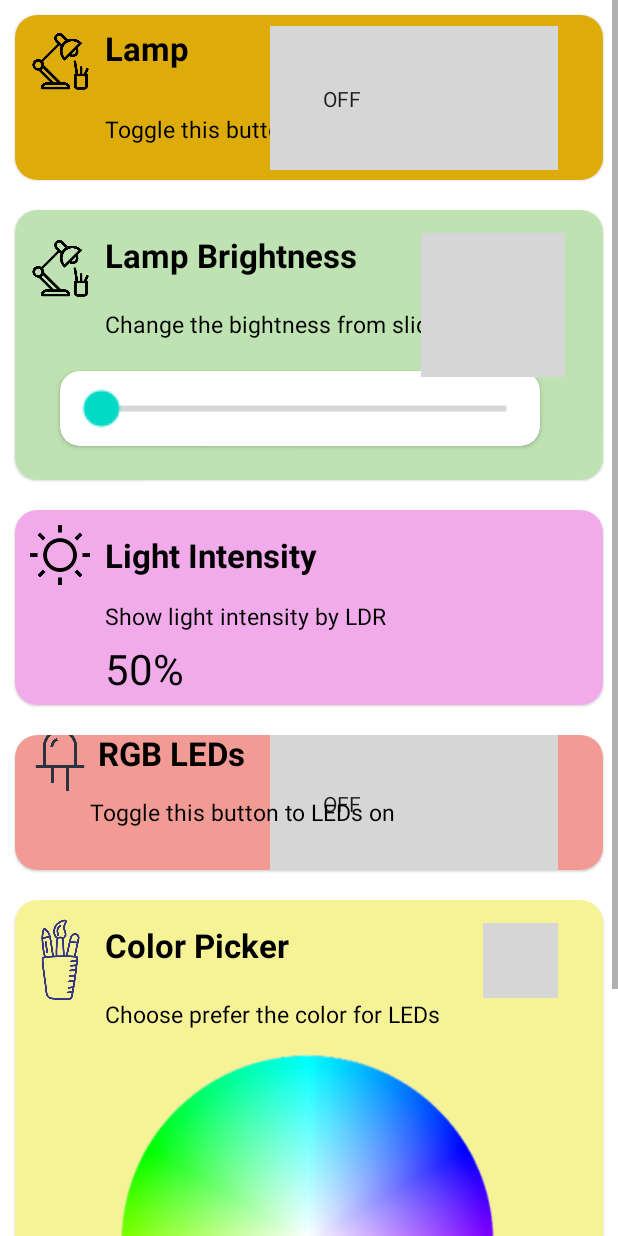
After one commit to Eshan9715/IOT-Study, an Android app: the layout fragment_lamp.xml on its own in the app's theme, with its tools: preview values and no code run, on a phone screen of 412 x 824 dp. The commit adds this screen. Run offline under Robolectric (Android 15) with nearby library versions, the phone set to English and light mode, and no system bars; grey boxes are pictures that could not be loaded.

Commit message:
Adding fragment lamp

```diff
--- a/app/src/main/java/com/example/iotstudy/FragmentAdapter.java
+++ b/app/src/main/java/com/example/iotstudy/FragmentAdapter.java
@@ -1,4 +1,4 @@
-package com.example.SmartStudy;
+package com.example.iotstudy;
 
 import androidx.annotation.NonNull;
 import androidx.fragment.app.Fragment;
--- a/app/src/main/java/com/example/iotstudy/MainActivity.java
+++ b/app/src/main/java/com/example/iotstudy/MainActivity.java
@@ -1,4 +1,4 @@
-package com.example.SmartStudy;
+package com.example.iotstudy;
 
 import android.content.Intent;
 import android.os.Bundle;
--- a/app/src/main/java/com/example/iotstudy/fan.java
+++ b/app/src/main/java/com/example/iotstudy/fan.java
@@ -1,4 +1,4 @@
-package com.example.SmartStudy;
+package com.example.iotstudy;
 
 import static android.content.ContentValues.TAG;
 
@@ -22,12 +22,11 @@ import org.eclipse.paho.client.mqttv3.MqttMessage;
 
 import java.io.UnsupportedEncodingException;
 
-import hiennguyen.me.circleseekbar.CircleSeekBar;
 
 
 public class fan extends Fragment {
 
-    CircleSeekBar circleSeekBar;
+    //CircleSeekBar circleSeekBar;
     View v;
     int r, g, b, pixel;
     SeekBar speedBar;
--- a/app/src/main/java/com/example/iotstudy/home.java
+++ b/app/src/main/java/com/example/iotstudy/home.java
@@ -1,4 +1,4 @@
-package com.example.SmartStudy;
+package com.example.iotstudy;
 
 import androidx.appcompat.app.AppCompatActivity;
 import androidx.fragment.app.FragmentManager;
--- a/app/src/main/java/com/example/iotstudy/lamp.java
+++ b/app/src/main/java/com/example/iotstudy/lamp.java
@@ -1,4 +1,4 @@
-package com.example.SmartStudy;
+package com.example.iotstudy;
 
 import static android.content.ContentValues.TAG;
 
--- a/app/src/main/java/com/example/iotstudy/user.java
+++ b/app/src/main/java/com/example/iotstudy/user.java
@@ -1,4 +1,4 @@
-package com.example.SmartStudy;
+package com.example.iotstudy;
 
 import android.content.Intent;
 import android.os.Bundle;
--- /dev/null
+++ b/app/src/main/res/layout/fragment_lamp.xml
@@ -0,0 +1,382 @@
+<?xml version="1.0" encoding="utf-8"?>
+<ScrollView
+    xmlns:android="http://schemas.android.com/apk/res/android"
+    xmlns:tools="http://schemas.android.com/tools"
+    android:layout_width="match_parent"
+    android:layout_height="match_parent"
+    xmlns:circular="http://schemas.android.com/apk/res-auto"
+    android:orientation="vertical"
+    xmlns:app="http://schemas.android.com/apk/res-auto"
+    tools:context=".lamp">
+
+    <LinearLayout
+        android:layout_width="match_parent"
+        android:layout_height="wrap_content"
+        android:orientation="vertical">
+
+        <com.google.android.material.card.MaterialCardView
+            android:layout_width="match_parent"
+            android:layout_height="110dp"
+            circular:cardCornerRadius="15dp"
+            android:layout_margin="10dp"
+            android:elevation="20dp">
+
+            <RelativeLayout
+                android:layout_width="match_parent"
+                android:layout_height="match_parent"
+                android:gravity="center"
+                android:background="@color/yellow">
+
+                <ImageView
+                    android:layout_width="60dp"
+                    android:layout_height="60dp"
+                    android:layout_alignParentLeft="true"
+                    android:layout_marginVertical="10dp"
+                    android:src="@drawable/lamp" />
+
+                <TextView
+                    android:layout_width="wrap_content"
+                    android:layout_height="wrap_content"
+                    android:layout_gravity="left"
+                    android:layout_marginHorizontal="60dp"
+                    android:layout_marginVertical="15dp"
+                    android:layout_weight="3"
+                    android:text="Lamp"
+                    android:textColor="@color/black"
+                    android:textSize="22dp"
+                    android:textStyle="bold" />
+
+                <TextView
+                    android:layout_width="wrap_content"
+                    android:layout_height="wrap_content"
+                    android:layout_alignParentBottom="true"
+                    android:layout_gravity="left"
+                    android:layout_marginHorizontal="60dp"
+                    android:layout_marginVertical="15dp"
+                    android:layout_weight="3"
+                    android:text="Toggle this button to lamp on"
+                    android:textColor="@color/black"
+                    android:textSize="15dp"
+                    android:textStyle="normal" />
+
+
+                <androidx.appcompat.widget.SwitchCompat
+                    android:id="@+id/switch_lamp"
+                    android:layout_width="wrap_content"
+                    android:layout_height="wrap_content"
+                    android:layout_alignParentRight="true"
+                    android:layout_gravity="center"
+                    android:layout_marginHorizontal="30dp"
+                    android:layout_marginVertical="15dp"
+                    android:thumb="@drawable/thumb"
+                    app:showText="true"
+                    app:track="@drawable/track" />
+            </RelativeLayout>
+
+        </com.google.android.material.card.MaterialCardView>
+
+        <com.google.android.material.card.MaterialCardView
+            android:layout_width="match_parent"
+            android:layout_height="180dp"
+            circular:cardCornerRadius="15dp"
+            android:layout_margin="10dp"
+            android:elevation="20dp">
+
+            <RelativeLayout
+                android:layout_width="match_parent"
+                android:layout_height="match_parent"
+                android:gravity="top"
+                android:background="@color/l_green">
+
+                <ImageView
+                    android:layout_width="60dp"
+                    android:layout_height="60dp"
+                    android:layout_alignParentLeft="true"
+                    android:layout_marginVertical="10dp"
+                    android:src="@drawable/lamp" />
+
+                <TextView
+                    android:id="@+id/top2"
+                    android:layout_width="wrap_content"
+                    android:layout_height="wrap_content"
+                    android:layout_gravity="left"
+                    android:layout_marginHorizontal="60dp"
+                    android:layout_marginVertical="15dp"
+                    android:layout_weight="3"
+                    android:text="Lamp Brightness"
+                    android:textColor="@color/black"
+                    android:textSize="22dp"
+                    android:textStyle="bold" />
+
+                <TextView
+                    android:id="@+id/subtp22"
+                    android:layout_width="wrap_content"
+                    android:layout_height="wrap_content"
+                    android:layout_below="@+id/top2"
+                    android:layout_gravity="left"
+                    android:layout_marginHorizontal="60dp"
+                    android:layout_marginVertical="5dp"
+                    android:layout_weight="3"
+                    android:text="Change the bightness from slider"
+                    android:textColor="@color/black"
+                    android:textSize="15dp"
+                    android:textStyle="normal" />
+
+                <TextView
+                    android:id="@+id/txt_bright"
+                    android:layout_width="wrap_content"
+                    android:layout_height="wrap_content"
+                    android:layout_alignParentRight="true"
+                    android:layout_marginHorizontal="25dp"
+                    android:layout_marginVertical="15dp"
+                    android:background="@drawable/circle"
+                    android:gravity="center"
+                    android:textSize="15dp"
+                    android:textStyle="bold" />
+
+                <androidx.cardview.widget.CardView
+                    android:id="@+id/card2"
+                    android:layout_width="320dp"
+                    android:layout_height="50dp"
+                    android:layout_below="@+id/subtp22"
+                    android:layout_marginHorizontal="30dp"
+                    android:layout_marginVertical="15dp"
+                    circular:cardCornerRadius="13dp">
+
+                    <SeekBar
+                        android:id="@+id/seek_bright"
+                        android:layout_width="170dp"
+                        android:layout_height="wrap_content"
+                        android:layout_gravity="center"
+                        android:layout_marginHorizontal="10dp"
+                        android:layout_weight="3"
+                        android:max="255"
+                        android:progress="5"
+                        android:scaleX="2"
+                        android:scaleY="2" />
+
+                </androidx.cardview.widget.CardView>
+
+            </RelativeLayout>
+
+        </com.google.android.material.card.MaterialCardView>
+
+
+        <com.google.android.material.card.MaterialCardView
+            android:layout_width="match_parent"
+            android:layout_height="130dp"
+            circular:cardCornerRadius="15dp"
+            android:layout_margin="10dp"
+            android:elevation="20dp">
+
+            <RelativeLayout
+                android:layout_width="match_parent"
+                android:layout_height="match_parent"
+                android:gravity="left"
+                android:background="@color/light_rose">
+
+                <ImageView
+                    android:layout_width="40dp"
+                    android:layout_height="40dp"
+                    android:layout_alignParentLeft="true"
+                    android:layout_marginHorizontal="10dp"
+                    android:layout_marginVertical="10dp"
+                    android:src="@drawable/sun" />
+
+                <TextView
+                    android:layout_width="wrap_content"
+                    android:layout_height="wrap_content"
+                    android:layout_gravity="left"
+                    android:id="@+id/ldr1"
+                    android:layout_marginHorizontal="60dp"
+                    android:layout_marginVertical="15dp"
+                    android:text="Light Intensity"
+                    android:textColor="@color/black"
+                    android:textSize="22dp"
+                    android:textStyle="bold" />
+
+                <TextView
+                    android:id="@+id/ldr2"
+                    android:layout_width="wrap_content"
+                    android:layout_height="wrap_content"
+                    android:layout_below="@+id/ldr1"
+                    android:layout_gravity="left"
+                    android:layout_marginHorizontal="60dp"
+                    android:text="Show light intensity by LDR"
+                    android:textColor="@color/black"
+                    android:textSize="15dp"
+                    android:textStyle="normal" />
+
+                <TextView
+                    android:id="@+id/ldr_val"
+                    android:layout_width="wrap_content"
+                    android:layout_height="wrap_content"
+                    android:layout_below="@+id/ldr2"
+                    android:layout_gravity="left"
+                    android:layout_marginHorizontal="60dp"
+                    android:layout_marginVertical="5dp"
+                    android:text="50%"
+                    android:textColor="@color/black"
+                    android:textSize="28dp"
+                    android:textStyle="normal" />
+
+            </RelativeLayout>
+
+        </com.google.android.material.card.MaterialCardView>
+        <com.google.android.material.card.MaterialCardView
+            android:layout_width="match_parent"
+            android:layout_height="90dp"
+            circular:cardCornerRadius="15dp"
+            android:layout_margin="10dp"
+            android:elevation="20dp">
+
+            <RelativeLayout
+                android:layout_width="match_parent"
+                android:layout_height="match_parent"
+                android:gravity="center"
+                android:background="@color/light_red">
+
+                <ImageView
+                    android:layout_width="60dp"
+                    android:layout_height="60dp"
+                    android:layout_alignParentLeft="true"
+                    android:layout_marginVertical="5dp"
+                    android:src="@drawable/led" />
+
+                <TextView
+                    android:id="@+id/hr"
+                    android:layout_width="wrap_content"
+                    android:layout_height="wrap_content"
+                    android:layout_marginHorizontal="55dp"
+                    android:layout_marginVertical="15dp"
+                    android:layout_weight="3"
+                    android:text="RGB LEDs"
+                    android:textColor="@color/black"
+                    android:textSize="22dp"
+                    android:textStyle="bold" />
+
+                <androidx.appcompat.widget.SwitchCompat
+                    android:id="@+id/switch_led"
+                    android:layout_width="wrap_content"
+                    android:layout_height="wrap_content"
+                    android:layout_alignParentRight="true"
+                    android:layout_gravity="center"
+                    android:layout_marginHorizontal="30dp"
+                    android:layout_marginVertical="15dp"
+                    android:thumb="@drawable/thumb"
+                    app:showText="true"
+                    app:track="@drawable/track" />
+
+                <TextView
+                    android:layout_width="wrap_content"
+                    android:layout_height="wrap_content"
+                    android:layout_alignParentBottom="true"
+                    android:layout_gravity="left"
+                    android:layout_marginHorizontal="50dp"
+                    android:layout_marginVertical="10dp"
+                    android:layout_weight="3"
+                    android:text="Toggle this button to LEDs on"
+                    android:textColor="@color/black"
+                    android:textSize="15dp"
+                    android:textStyle="normal" />
+
+
+
+            </RelativeLayout>
+
+        </com.google.android.material.card.MaterialCardView>
+
+        <com.google.android.material.card.MaterialCardView
+            android:layout_width="match_parent"
+            android:layout_height="420dp"
+            circular:cardCornerRadius="15dp"
+            android:layout_margin="10dp"
+            android:elevation="20dp">
+
+            <RelativeLayout
+                android:layout_width="match_parent"
+                android:layout_height="match_parent"
+                android:background="@color/y_yellow">
+
+                <ImageView
+                    android:layout_width="60dp"
+                    android:layout_height="60dp"
+                    android:layout_alignParentLeft="true"
+                    android:layout_marginVertical="10dp"
+                    android:src="@drawable/work" />
+
+                <TextView
+                    android:id="@+id/top11"
+                    android:layout_width="wrap_content"
+                    android:layout_height="wrap_content"
+                    android:layout_gravity="left"
+                    android:layout_marginHorizontal="60dp"
+                    android:layout_marginVertical="15dp"
+                    android:layout_weight="3"
+                    android:text="Color Picker"
+                    android:textColor="@color/black"
+                    android:textSize="22dp"
+                    android:textStyle="bold" />
+
+                <TextView
+                    android:id="@+id/subtp11"
+                    android:layout_width="wrap_content"
+                    android:layout_height="wrap_content"
+                    android:layout_below="@+id/top11"
+                    android:layout_gravity="left"
+                    android:layout_marginHorizontal="60dp"
+                    android:layout_marginVertical="5dp"
+                    android:layout_weight="3"
+                    android:text="Choose prefer the color for LEDs"
+                    android:textColor="@color/black"
+                    android:textSize="15dp"
+                    android:textStyle="normal" />
+
+
+                <View
+                    android:id="@+id/preview_selected_color"
+                    android:layout_width="50dp"
+                    android:layout_height="50dp"
+                    android:layout_alignParentRight="true"
+                    android:layout_gravity="center"
+                    android:layout_marginHorizontal="30dp"
+                    android:layout_marginVertical="15dp"
+                    android:background="@drawable/circle"
+                    android:textAlignment="center" />
+
+                <ImageView
+                    android:id="@+id/colorPicker"
+                    android:layout_width="250dp"
+                    android:layout_height="250dp"
+                    android:layout_below="@+id/subtp11"
+                    android:layout_marginHorizontal="70dp"
+                    android:layout_marginVertical="10dp"
+                    android:src="@drawable/rgb1" />
+
+
+                <Button
+                    android:id="@+id/btn_set_color"
+                    android:layout_width="wrap_content"
+                    android:layout_height="wrap_content"
+                    android:layout_below="@+id/colorPicker"
+                    android:layout_centerInParent="true"
+                    android:layout_marginHorizontal="120dp"
+                    android:backgroundTint="@color/red"
+                    android:text="set"
+                    android:textColor="@color/white"
+                    android:textSize="14dp"
+                    android:textStyle="bold" />
+
+            </RelativeLayout>
+
+        </com.google.android.material.card.MaterialCardView>
+
+
+
+
+
+
+    </LinearLayout>
+
+
+</ScrollView>
```
Also changed, not shown: app/src/main/res/drawable/led.png (added), app/src/main/res/drawable/phone.png (added), app/src/main/res/drawable/settings.png (added), app/src/main/res/drawable/sun.png (added).
